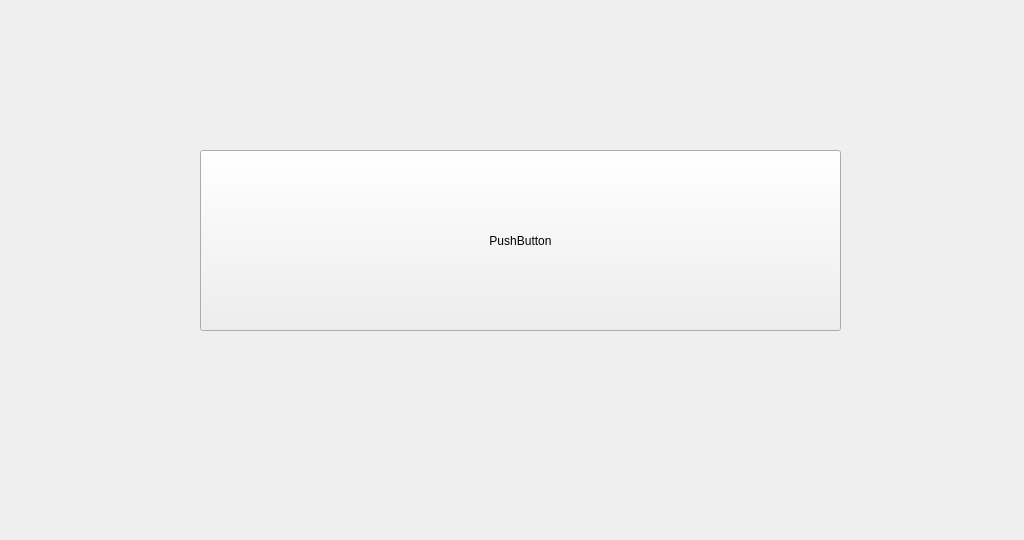
Above: A66-app/systeminfo.ui from Tetraelc/A66_PRO before the change. Below: the same form after it.
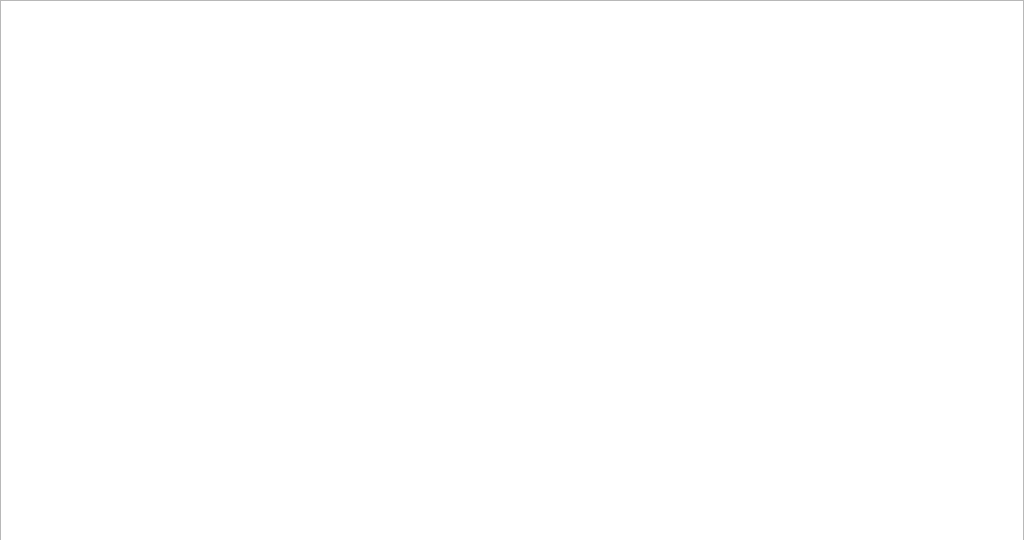
That is the form after the change. Icons and pictures are not drawn.

```diff
--- a/A66-app/systeminfo.ui
+++ b/A66-app/systeminfo.ui
@@ -13,17 +13,21 @@
   <property name="windowTitle">
    <string>Form</string>
   </property>
-  <widget class="QPushButton" name="pushButton">
+  <widget class="QTextBrowser" name="textBrowser">
    <property name="geometry">
     <rect>
-     <x>200</x>
-     <y>150</y>
-     <width>641</width>
-     <height>181</height>
+     <x>0</x>
+     <y>0</y>
+     <width>1024</width>
+     <height>541</height>
     </rect>
    </property>
-   <property name="text">
-    <string>PushButton</string>
+   <property name="html">
+    <string>&lt;!DOCTYPE HTML PUBLIC &quot;-//W3C//DTD HTML 4.0//EN&quot; &quot;http://www.w3.org/TR/REC-html40/strict.dtd&quot;&gt;
+&lt;html&gt;&lt;head&gt;&lt;meta name=&quot;qrichtext&quot; content=&quot;1&quot; /&gt;&lt;style type=&quot;text/css&quot;&gt;
+p, li { white-space: pre-wrap; }
+&lt;/style&gt;&lt;/head&gt;&lt;body style=&quot; font-family:'Sans Serif'; font-size:9pt; font-weight:400; font-style:normal;&quot;&gt;
+&lt;p style=&quot; margin-top:0px; margin-bottom:0px; margin-left:0px; margin-right:0px; -qt-block-indent:0; text-indent:0px;&quot;&gt;&lt;img src=&quot;:/ICO/iGD25.png&quot; /&gt;&lt;img src=&quot;:/ICO/iGD34.png&quot; /&gt;&lt;/p&gt;&lt;/body&gt;&lt;/html&gt;</string>
    </property>
   </widget>
  </widget>
```
